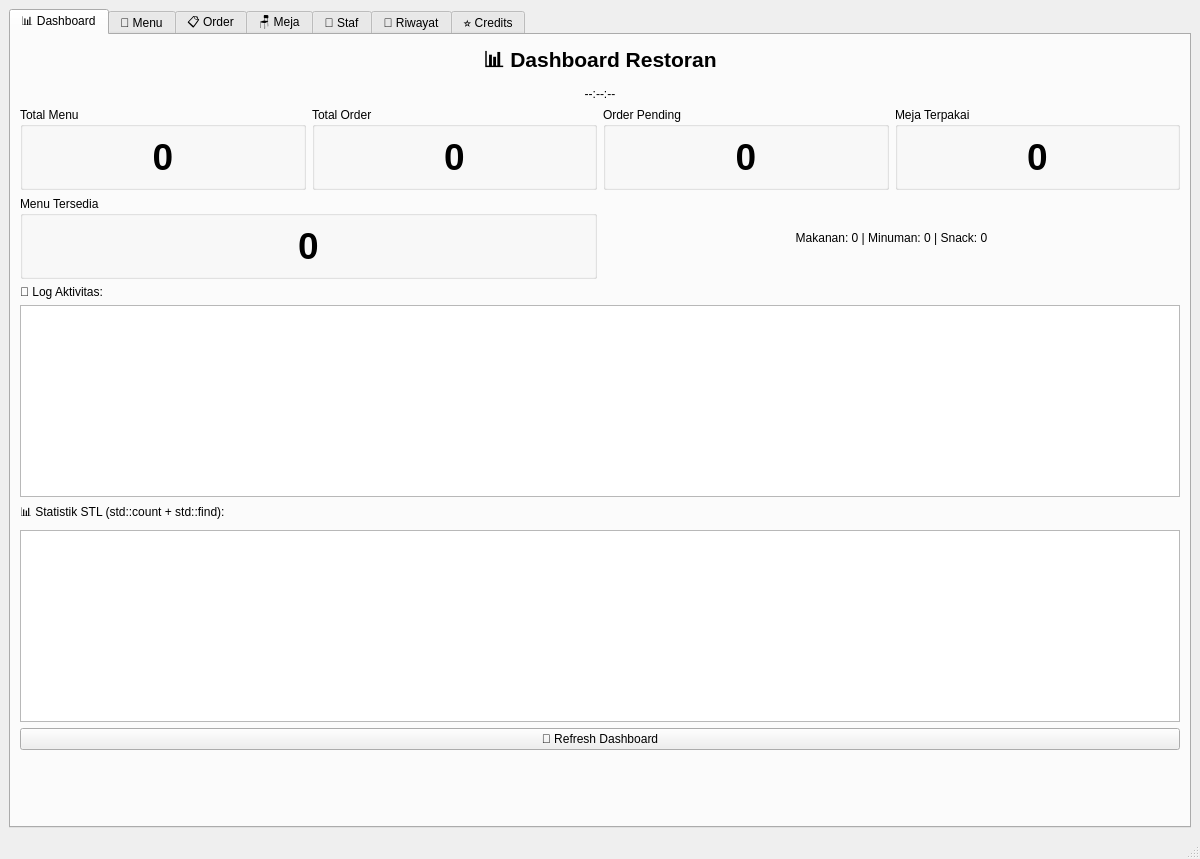
Old version of the form mainwindow.ui in the repository halwasyahidah22-code/Project-Kelompok-5.
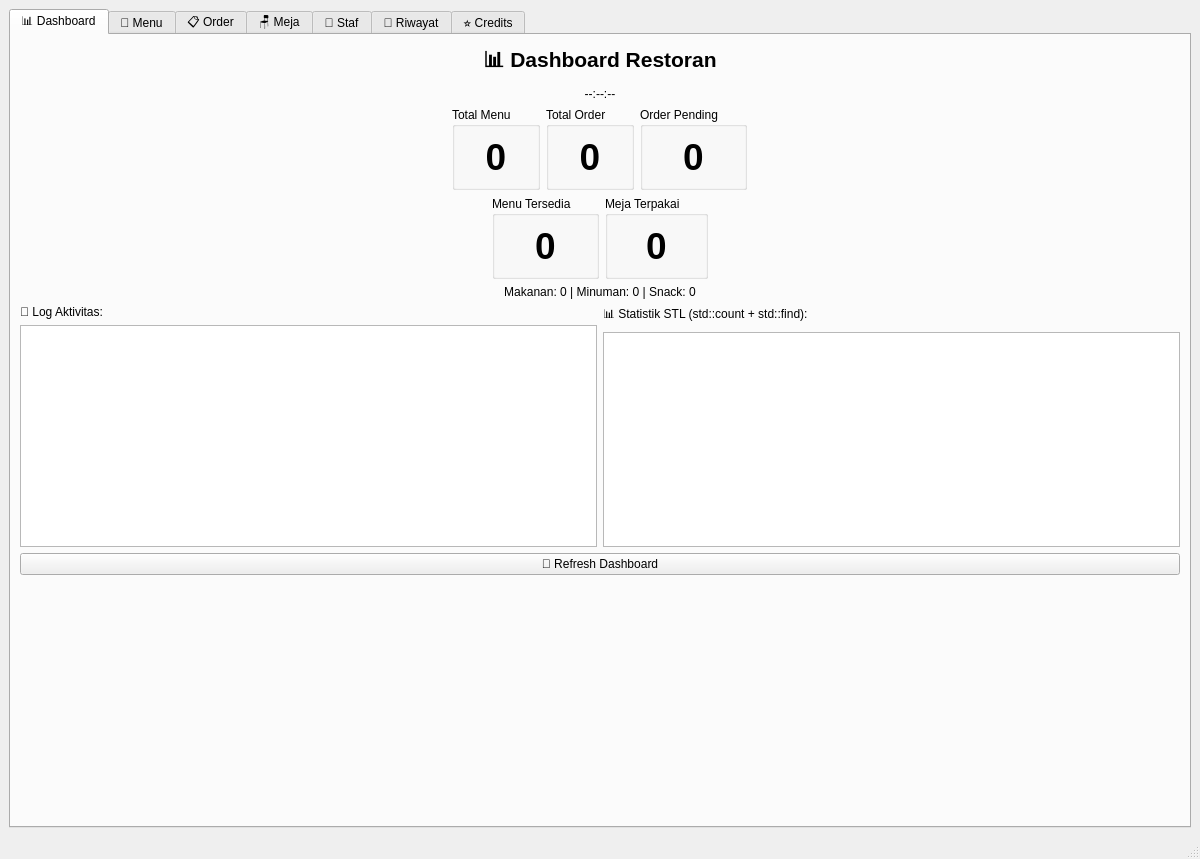
New version of the form. The open tabs and pages were chosen to show the change.

What changed in the file:
```diff
--- a/mainwindow.ui
+++ b/mainwindow.ui
@@ -53,6 +53,9 @@
         </item>
         <item>
          <layout class="QHBoxLayout" name="cardRow1">
+            <property name="alignment">
+                <set>Qt::AlignmentFlag::AlignHCenter</set>
+            </property>
           <item>
            <widget class="QGroupBox" name="cardTotalMenu">
             <property name="title">
@@ -128,35 +131,13 @@
             </layout>
            </widget>
           </item>
-          <item>
-           <widget class="QGroupBox" name="cardActiveTables">
-            <property name="title">
-             <string>Meja Terpakai</string>
-            </property>
-            <layout class="QVBoxLayout">
-             <item>
-              <widget class="QLabel" name="lblActiveTables">
-               <property name="font">
-                <font>
-                 <pointsize>28</pointsize>
-                 <bold>true</bold>
-                </font>
-               </property>
-               <property name="text">
-                <string>0</string>
-               </property>
-               <property name="alignment">
-                <set>Qt::AlignmentFlag::AlignCenter</set>
-               </property>
-              </widget>
-             </item>
-            </layout>
-           </widget>
-          </item>
          </layout>
         </item>
         <item>
          <layout class="QHBoxLayout" name="cardRow2">
+            <property name="alignment">
+                <set>Qt::AlignmentFlag::AlignHCenter</set>
+            </property>
           <item>
            <widget class="QGroupBox" name="cardAvailableMenus">
             <property name="title">
@@ -183,6 +164,42 @@
            </widget>
           </item>
           <item>
+           <widget class="QGroupBox" name="cardActiveTables">
+            <property name="title">
+             <string>Meja Terpakai</string>
+            </property>
+            <property name="minimumWidth">
+                <number>340</number>
+            </property>
+            <property name="minimumHeight">
+                <number>80</number>
+            </property>
+            <property name="maximumWidth">
+                <number>340</number>
+            </property>
+            <layout class="QVBoxLayout">
+             <item>
+              <widget class="QLabel" name="lblActiveTables">
+               <property name="font">
+                <font>
+                 <pointsize>28</pointsize>
+                 <bold>true</bold>
+                </font>
+               </property>
+               <property name="text">
+                <string>0</string>
+               </property>
+               <property name="alignment">
+                <set>Qt::AlignmentFlag::AlignCenter</set>
+               </property>
+              </widget>
+             </item>
+            </layout>
+           </widget>
+          </item>
+         </layout>
+        </item>
+        <item>
            <widget class="QLabel" name="lblMenuByCategory">
             <property name="text">
              <string>Makanan: 0 | Minuman: 0 | Snack: 0</string>
@@ -192,8 +209,10 @@
             </property>
            </widget>
           </item>
-         </layout>
-        </item>
+        <item>
+            <layout class="QHBoxLayout" name="logStatsRow">
+                <item>
+                    <layout class="QVBoxLayout" name="logLayout">
         <item>
          <widget class="QLabel" name="lblLogTitle">
           <property name="text">
@@ -208,6 +227,10 @@
           </property>
          </widget>
         </item>
+        </layout>
+        </item>
+        <item>
+        <layout class="QVBoxLayout" name="statsLayout">
         <item>
          <widget class="QLabel" name="lblStatsTitle">
           <property name="text">
@@ -217,10 +240,12 @@
         </item>
         <item>
          <widget class="QTextEdit" name="statsDisplay">
-          <property name="readOnly">
-           <bool>true</bool>
-          </property>
-         </widget>
+            <property name="readOnly"><bool>true</bool></property>
+            </widget>
+            </item>
+        </layout>
+        </item>
+        </layout>
         </item>
         <item>
          <widget class="QPushButton" name="btnRefreshDashboard">
```
Left out of the diff: 39 changed lines with no effect on the pictures. Lines whose indentation alone changed are shown as unchanged.
